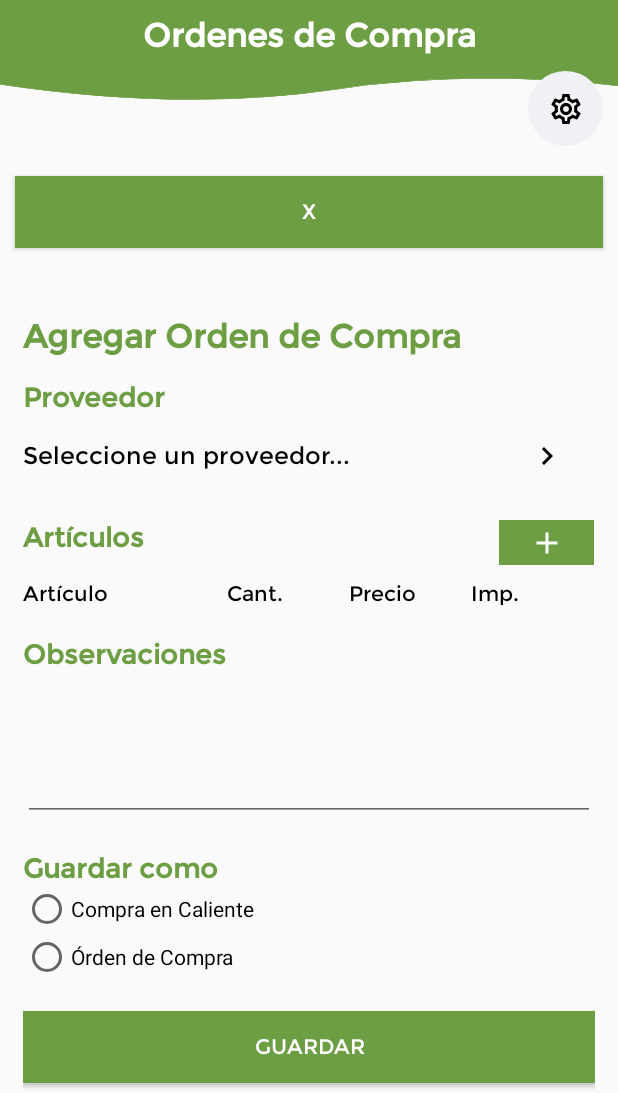
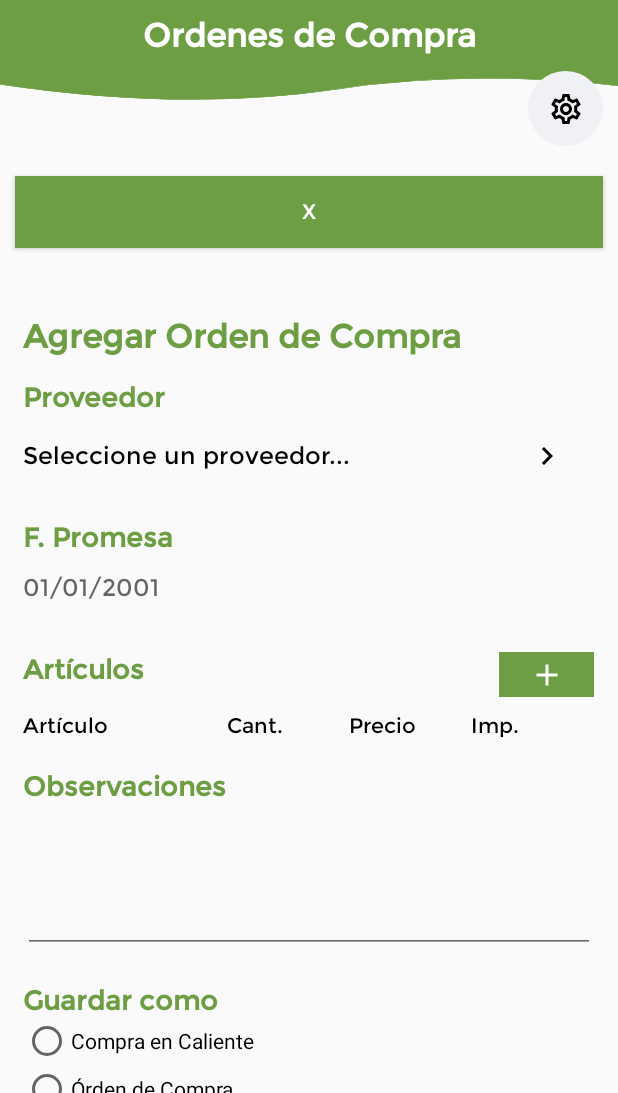
Before and after one commit to Ruth-LT/OCApp, an Android app: the MainActivity screen opened directly, with no data from a screen before it, after a tap on "NUEVA", on a phone screen of 412 x 824 dp, the part 143-1236 px from its top. Run offline under Robolectric (Android 15) with nearby library versions, the phone set to English and light mode, and no system bars; libraries missing offline, so code that uses them is left out: cn.pedant, io.realm; 18 statements that could not run were skipped.

Commit message:
DAM - Kevin S & Ruth L | Arreglo de almacenamiento y busqueda

```diff
--- a/app/build.gradle
+++ b/app/build.gradle
@@ -42,7 +42,6 @@ dependencies {
     implementation 'com.squareup.retrofit2:retrofit:2.6.2'
     implementation 'com.squareup.retrofit2:converter-gson:2.5.0'
     implementation 'com.github.f0ris.sweetalert:library:1.5.6'
-    //implementation 'it.xabaras.android:recyclerview-swipedecorator:1.2.1'
     implementation files('libs/jtds-1.2.7.jar')
     testImplementation 'junit:junit:4.13.2'
     androidTestImplementation 'androidx.test.ext:junit:1.1.3'
--- a/app/src/main/java/com/mds/ocapp/activities/MainActivity.java
+++ b/app/src/main/java/com/mds/ocapp/activities/MainActivity.java
@@ -2,6 +2,7 @@ package com.mds.ocapp.activities;
 
 import android.app.DatePickerDialog;
 import android.app.ProgressDialog;
+import android.graphics.Canvas;
 import android.os.Bundle;
 import android.os.Handler;
 import android.os.Looper;
@@ -17,8 +18,10 @@ import android.widget.RadioGroup;
 import android.widget.RelativeLayout;
 import android.widget.TextView;
 
+import androidx.annotation.NonNull;
 import androidx.appcompat.app.AlertDialog;
 import androidx.appcompat.app.AppCompatActivity;
+import androidx.core.content.ContextCompat;
 import androidx.recyclerview.widget.GridLayoutManager;
 import androidx.recyclerview.widget.ItemTouchHelper;
 import androidx.recyclerview.widget.RecyclerView;
@@ -41,7 +44,6 @@ import java.util.Locale;
 
 import io.realm.Realm;
 import io.realm.RealmResults;
-//import it.xabaras.android.recyclerview.swipedecorator.RecyclerViewSwipeDecorator;
 
 public class MainActivity extends AppCompatActivity {
 
@@ -50,11 +52,11 @@ public class MainActivity extends AppCompatActivity {
     SPClass spClass = new SPClass(this);
 
     TextView txtViewInfo, txtViewSupplier;
-    EditText editTxtFolio, editTxtObservations;
+    EditText editTxtFolio, editTxtDate, editTxtObservations;
     RecyclerView recyclerViewArticles;
     ImageButton imgBtnSettings, imgBtnAddArticle, imgBtnSelectSupplier;
     RadioGroup rGroupType;
-    Button btnSearch, btnAdd, btnCancel, btnSend;
+    Button btnSearch, btnAdd, btnCancel, btnSend, btnConvertOrder;
     RelativeLayout layoutData;
 
     Realm realm;
@@ -63,6 +65,8 @@ public class MainActivity extends AppCompatActivity {
     Handler handler;
 
     ArrayList<Detail> listDetails = new ArrayList<>();
+
+    public final Calendar myCalendar = Calendar.getInstance();
 
     @Override
     protected void onCreate(Bundle savedInstanceState) {
@@ -79,8 +83,10 @@ public class MainActivity extends AppCompatActivity {
         barLoading = new ProgressDialog(this);
 
         txtViewInfo = findViewById(R.id.txtViewInfo);
+        txtViewSupplier = findViewById(R.id.txtViewSupplier);
 
         editTxtFolio = findViewById(R.id.editTxtFolio);
+        editTxtDate = findViewById(R.id.editTxtDate);
         editTxtObservations = findViewById(R.id.editTxtObservations);
 
         rGroupType = findViewById(R.id.rGroupType);
@@ -89,6 +95,7 @@ public class MainActivity extends AppCompatActivity {
         btnAdd = findViewById(R.id.btnAdd);
         btnCancel = findViewById(R.id.btnCancel);
         btnSend = findViewById(R.id.btnSend);
+        btnConvertOrder = findViewById(R.id.btnConvertOrder);
 
         recyclerViewArticles = findViewById(R.id.recyclerViewArticles);
 
@@ -104,6 +111,8 @@ public class MainActivity extends AppCompatActivity {
 
         imgBtnAddArticle.setOnClickListener(v->functionsapp.goAddArticleActivity());
 
+        editTxtDate.setOnClickListener(v -> showCalendar());
+
         rGroupType.setOnCheckedChangeListener((group, checkedId) -> {
             switch(checkedId){
                 case R.id.rBtnCaliente:
@@ -112,6 +121,17 @@ public class MainActivity extends AppCompatActivity {
                 case R.id.rBtnOrden:
                     spClass.strSetSP("cType", "Órden de Compra");
                     break;
+            }
+        });
+
+        editTxtDate.addTextChangedListener(new TextWatcher() {
+
+            public void afterTextChanged(Editable s) {}
+
+            public void beforeTextChanged(CharSequence s, int start, int count, int after) {}
+
+            public void onTextChanged(CharSequence s, int start, int before, int count) {
+                spClass.strSetSP("cDate", s.toString());
             }
         });
 
@@ -155,6 +175,14 @@ public class MainActivity extends AppCompatActivity {
 
         btnSearch.setOnClickListener(v->functionsapp.goSearchOrderActivity());
         btnSend.setOnClickListener(v->askSave());
+        btnConvertOrder.setOnClickListener(v-> new AlertDialog.Builder(this)
+                .setMessage("¿Estás seguro que quieres dar Entrada a la Orden?")
+                .setCancelable(true)
+                .setPositiveButton("Sí", (dialog, id) -> {
+                    backgroundProcess("convertOrder", "bar");
+                })
+                .setNegativeButton("No", null)
+                .show());
 
         backgroundProcess("downloadData", "bar");
 
@@ -167,51 +195,6 @@ public class MainActivity extends AppCompatActivity {
             setDetails();
         }
     }
-
-    /*ItemTouchHelper.SimpleCallback simpleCallback = new ItemTouchHelper.SimpleCallback(0,  ItemTouchHelper.LEFT) {
-        @Override
-        public boolean onMove(@NonNull RecyclerView recyclerView, @NonNull RecyclerView.ViewHolder viewHolder, @NonNull RecyclerView.ViewHolder target) {
-            return false;
-        }
-
-        @Override
-        public void onSwiped(@NonNull final RecyclerView.ViewHolder viewHolder, int direction) {
-
-            if(simpleCallback.isItemViewSwipeEnabled()){
-                final int position = viewHolder.getAdapterPosition();
-
-                switch (direction) {
-                    case ItemTouchHelper.LEFT:
-
-                        realm.beginTransaction();
-                        realm.where(Detail.class).findAll().get(position).deleteFromRealm();
-                        realm.commitTransaction();
-
-                        setDetails();
-                        break;
-                }
-            }
-        }
-
-        @Override
-        public void onChildDraw(@NonNull Canvas c, @NonNull RecyclerView recyclerView, @NonNull RecyclerView.ViewHolder viewHolder, float dX, float dY, int actionState, boolean isCurrentlyActive) {
-            new RecyclerViewSwipeDecorator.Builder(MainActivity.this, c, recyclerView, viewHolder, dX, dY, actionState, isCurrentlyActive)
-                    .addSwipeLeftBackgroundColor(ContextCompat.getColor(MainActivity.this, android.R.color.holo_red_dark))
-                    .addSwipeLeftActionIcon(R.drawable.ico_delete)
-                    .setActionIconTint(ContextCompat.getColor(recyclerView.getContext(), android.R.color.white))
-                    .create()
-                    .decorate();
-
-            super.onChildDraw(c, recyclerView, viewHolder, dX, dY, actionState, isCurrentlyActive);
-        }
-
-        @Override
-        public boolean isItemViewSwipeEnabled()
-        {
-            return true;
-        }
-
-    };*/
 
     public void add(){
         deleteData();
@@ -291,8 +274,8 @@ public class MainActivity extends AppCompatActivity {
                                                     Datos1.getString("articulo").trim(),
                                                     Datos1.getString("nombre_articulo").trim(),
                                                     Datos1.getDouble("cantidad"),
-                                                    Datos1.getDouble("precio"),
-                                                    Datos1.getDouble("cantidad") * Datos1.getDouble("precio")
+                                                    Datos1.getDouble("costo"),
+                                                    Datos1.getDouble("cantidad") * Datos1.getDouble("costo")
                                             );
 
                                             realm.copyToRealm(detail);
@@ -346,9 +329,21 @@ public class MainActivity extends AppCompatActivity {
     public void setData(){
         try{
 
-            String cObservations = "";
+            String cDate = "", cObservations = "", cSupplier = "";
 
+            cDate = spClass.strGetSP("cDate");
+            cSupplier = spClass.strGetSP("cSupplier");
             cObservations = spClass.strGetSP("cObservations");
+
+            if(!cSupplier.equals("ND")){
+                txtViewSupplier.setText(cSupplier);
+            }
+
+            if(!cDate.equals("ND")){
+                editTxtDate.setText(cDate);
+            }else{
+                editTxtDate.setText("");
+            }
 
             if(!cObservations.equals("ND")){
                 editTxtObservations.setText(cObservations);
@@ -444,6 +439,8 @@ public class MainActivity extends AppCompatActivity {
 
             if(spClass.intGetSP("nSupplier") == 0){
                 error = "Selecciona un proveedor";
+            }else if(editTxtDate.getText().toString().length() == 0){
+                error = "Selecciona una fecha de recepción";
             }else if(realm.where(Detail.class).findAll().size() == 0){
                 error = "Agrega mínimo un detalle";
             }else{
@@ -471,7 +468,7 @@ public class MainActivity extends AppCompatActivity {
                 ConnectionClass connectionClass = new ConnectionClass(getApplicationContext());
 
                 if (connectionClass.ConnectionMDS() != null) {
-                    PreparedStatement loComando = baseApp.execute_SP("EXECUTE ERP_CIE.dbo.Guarda_Orden_Compra_Android ?, ?, ?, ?, ?, ?, ?");
+                    PreparedStatement loComando = baseApp.execute_SP("EXECUTE ERP_CIE.dbo.Guarda_Orden_Compra_Android ?, ?, ?, ?, ?, ?, ?, ?");
 
                     if (loComando == null) {
                         baseApp.showSnackBar("Error al Crear SP Guarda_Orden_Compra_Android");
@@ -481,10 +478,11 @@ public class MainActivity extends AppCompatActivity {
                             loComando.setInt(1, spClass.intGetSP("sucursal"));
                             loComando.setInt(2, spClass.intGetSP("user"));
                             loComando.setInt(3, spClass.intGetSP("nSupplier"));
-                            loComando.setInt(4, spClass.intGetSP("cType"));
-                            loComando.setString(5, editTxtObservations.getText().toString());
-                            loComando.setString(6, generateSplitDetails()); //details
-                            loComando.setInt(7, spClass.intGetSP("nOrder"));
+                            loComando.setDate(4, baseApp.convertDateToSQLDate(baseApp.convertDateWOTime2(editTxtDate.getText().toString())));
+                            loComando.setString(5, spClass.strGetSP("cType"));
+                            loComando.setString(6, editTxtObservations.getText().toString());
+                            loComando.setString(7, generateSplitDetails()); //details
+                            loComando.setInt(8, spClass.intGetSP("nOrder"));
 
                             isResultSet = loComando.execute();
 
@@ -549,6 +547,98 @@ public class MainActivity extends AppCompatActivity {
         return stringSplit;
     }
 
+    public void updateLabelDate(){
+        BaseApp baseApp = new BaseApp(this);
+
+        try {
+            String myFormat = "dd/MM/yyyy"; //In which you need put here
+            SimpleDateFormat sdf = new SimpleDateFormat(myFormat, Locale.US);
+
+            editTxtDate.setText(sdf.format(myCalendar.getTime()));
+        }catch (Exception ex){
+            baseApp.showAlert("Error", "Reporta este error: " + ex);
+        }
+    }
+
+    public void showCalendar(){
+        DatePickerDialog.OnDateSetListener date = (view, year, monthOfYear, dayOfMonth) -> {
+            // TODO Auto-generated method stub
+            myCalendar.set(Calendar.YEAR, year);
+            myCalendar.set(Calendar.MONTH, monthOfYear);
+            myCalendar.set(Calendar.DAY_OF_MONTH, dayOfMonth);
+            updateLabelDate();
+        };
+
+        new DatePickerDialog(MainActivity.this, date, myCalendar
+                .get(Calendar.YEAR), myCalendar.get(Calendar.MONTH),
+                myCalendar.get(Calendar.DAY_OF_MONTH)).show();
+    }
+
+    public void convertOrder(){
+        try{
+            boolean isResultSet;
+            int countResults = 0, rowsCount = 0;
+
+            try {
+
+                ConnectionClass connectionClass = new ConnectionClass(getApplicationContext());
+
+                if (connectionClass.ConnectionMDS() != null) {
+                    PreparedStatement loComando = baseApp.execute_SP("EXECUTE ERP_CIE.dbo.Genera_Entrada_Orden ?, ?");
+
+                    if (loComando == null) {
+                        baseApp.showSnackBar("Error al Crear SP Genera_Entrada_Orden");
+                    } else {
+                        try {
+
+                            loComando.setInt(1, spClass.intGetSP("nOrder"));
+                            loComando.setInt(2, 0);
+
+                            isResultSet = loComando.execute();
+
+                            while (true) {
+                                if (isResultSet) {
+
+                                    if (countResults == 0) {
+                                        ResultSet Datos = loComando.getResultSet();
+                                        while (Datos.next()) {
+
+                                            if (Datos.getInt("exito") == 1) {
+                                                int nId = Datos.getInt("entrada");
+
+                                                baseApp.showAlert("Éxito", "Se ha generado con éxito la entrada #" + nId);
+                                                deleteData();
+                                            }
+                                        }
+
+                                        Datos.close();
+                                    }
+
+                                } else {
+                                    if (loComando.getUpdateCount() == -1) {
+                                        break;
+                                    }
+
+                                    baseApp.showLog("Result {} is just a count: {}" + countResults + ", " + loComando.getUpdateCount());
+                                }
+
+                                countResults++;
+                                isResultSet = loComando.getMoreResults();
+                            }
+                        } catch (Exception ex) {
+                            baseApp.showToast("Error al guardar");
+                            ex.printStackTrace();
+                        }
+                    }
+                }
+            }catch (Exception e) {
+                e.printStackTrace();
+                baseApp.showToast("Ocurrió el error" + e);
+            }
+        }catch (Exception ex){
+            baseApp.showToast("Ocurrió el error: "  + ex);
+        }
+    }
 
     public void backgroundProcess(String process, String typeLoad) {
 
@@ -582,6 +672,10 @@ public class MainActivity extends AppCompatActivity {
 
                             case "save":
                                 save();
+                                break;
+
+                            case "convertOrder":
+                                convertOrder();
                                 break;
 
                             default:
--- a/app/src/main/java/com/mds/ocapp/activities/SearchOrderActivity.java
+++ b/app/src/main/java/com/mds/ocapp/activities/SearchOrderActivity.java
@@ -251,7 +251,7 @@ public class SearchOrderActivity extends AppCompatActivity {
             RealmResults<Order> listOrders = realm.where(Order.class).findAll();
 
             if(listOrders.size() == 0){
-                baseApp.showToast("No se encontraron proveedores con tu búsqueda.");
+                baseApp.showToast("No se encontraron resultados con tu búsqueda.");
                 recyclerViewOrders.setVisibility(View.GONE);
             }else{
                 AdapterOrders adapterOrders = new AdapterOrders(this, listOrders);
--- a/app/src/main/java/com/mds/ocapp/adapters/AdapterSuppliers.java
+++ b/app/src/main/java/com/mds/ocapp/adapters/AdapterSuppliers.java
@@ -48,8 +48,6 @@ public class AdapterSuppliers extends RecyclerView.Adapter<AdapterSuppliers.List
         final BaseApp baseApp = new BaseApp(context);
         final FunctionsApp functionsapp = new FunctionsApp(context);
         final SPClass spClass = new SPClass(context);
-
-        String cTypeSupplier = spClass.strGetSP("cTypeSupplier");
 
         holder.txtViewText.setText(listSuppliers.get(position).getNombre_proveedor().trim());
 
--- a/app/src/main/res/layout/activity_main.xml
+++ b/app/src/main/res/layout/activity_main.xml
@@ -159,7 +159,7 @@
                         android:orientation="horizontal">
 
                         <TextView
-                            android:id="@+id/txtViewProveedor"
+                            android:id="@+id/txtViewSupplier"
                             android:layout_width="0dp"
                             android:layout_height="match_parent"
                             android:layout_weight="1"
@@ -177,6 +177,32 @@
                             android:background="@android:color/transparent"
                             app:srcCompat="@drawable/ico_chevron_right" />
                     </LinearLayout>
+
+                    <TextView
+                        android:id="@+id/textView4"
+                        android:layout_width="match_parent"
+                        android:layout_height="wrap_content"
+                        android:layout_marginTop="20dp"
+                        android:layout_weight="1"
+                        android:fontFamily="@font/montserrat"
+                        android:text="F. Promesa"
+                        android:textColor="@color/colorPrimaryDark"
+                        android:textSize="18sp"
+                        android:textStyle="bold" />
+
+                    <EditText
+                        android:id="@+id/editTxtDate"
+                        android:layout_width="match_parent"
+                        android:layout_height="45dp"
+                        android:layout_weight="1"
+                        android:background="@android:color/transparent"
+                        android:ems="10"
+                        android:focusable="false"
+                        android:fontFamily="@font/montserrat"
+                        android:hint="01/01/2001"
+                        android:inputType="date"
+                        android:textColor="@android:color/black"
+                        android:textSize="16dp" />
 
                     <LinearLayout
                         android:layout_width="match_parent"
@@ -311,7 +337,7 @@
                         android:textColor="@android:color/white" />
 
                     <Button
-                        android:id="@+id/btnEntrada"
+                        android:id="@+id/btnConvertOrder"
                         android:layout_width="match_parent"
                         android:layout_height="wrap_content"
                         android:layout_marginTop="20dp"
```
Also changed, not shown: app/src/main/java/com/mds/ocapp/adapters/AdapterDetails.java (+22 -0 lines), app/src/main/java/com/mds/ocapp/application/BaseApp.java (+14 -0 lines).
